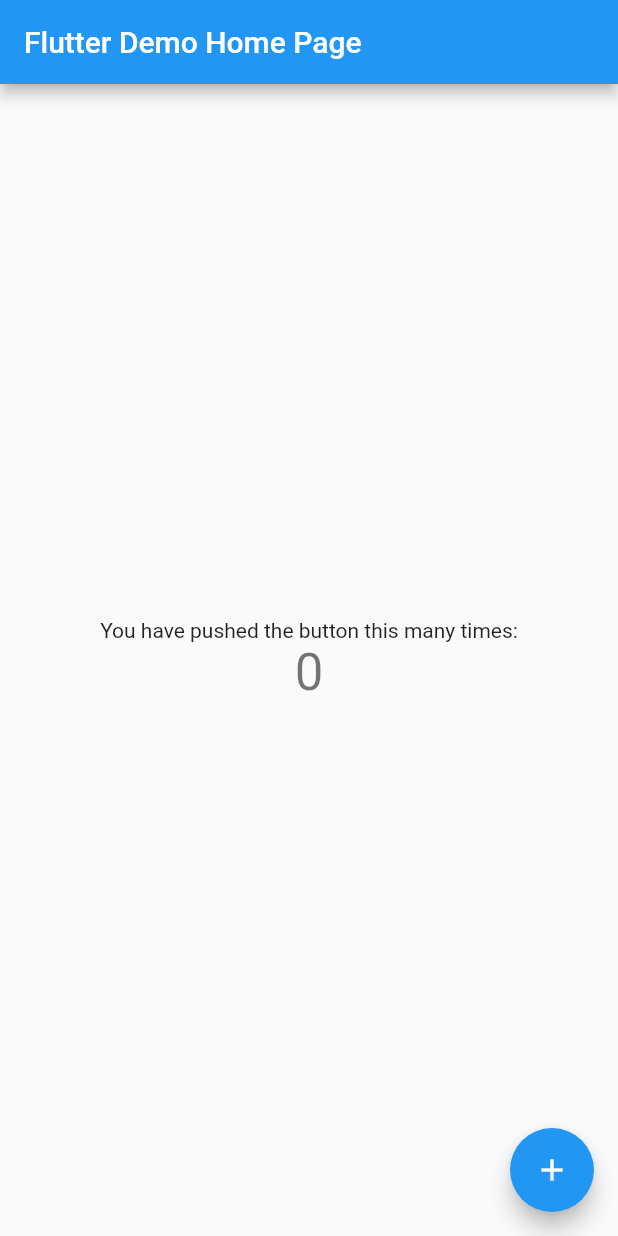
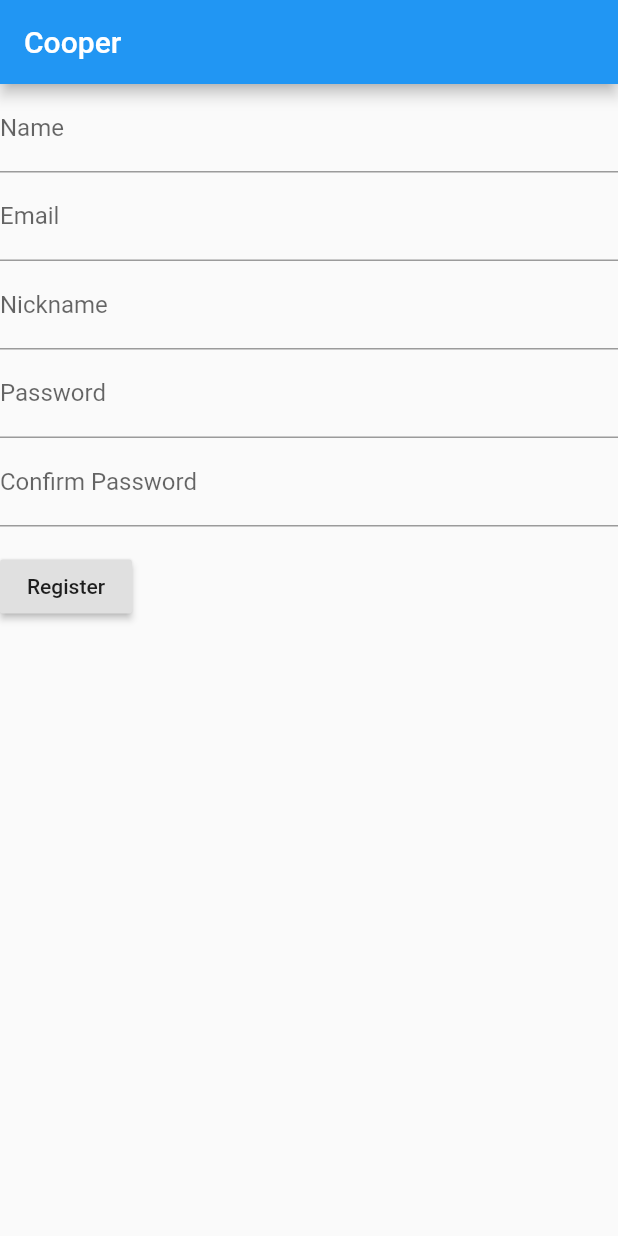
Before and after one commit to LindaKadz/cooper_flutter, a Flutter app: the screen it shows after launch, on a phone screen of 412 x 824 dp. Run offline on Flutter 3.47's test engine with Material 2 defaults, Android fonts, the phone set to English and light mode, and no system bars.

Commit message:
build sign up form and add validation

```diff
--- a/lib/main.dart
+++ b/lib/main.dart
@@ -1,4 +1,5 @@
 import 'package:flutter/material.dart';
+// import 'package:validate/validate.dart';
 
 void main() => runApp(MyApp());
 
@@ -6,106 +7,104 @@ class MyApp extends StatelessWidget {
   // This widget is the root of your application.
   @override
   Widget build(BuildContext context) {
+    final appTitle = 'Cooper';
+
     return MaterialApp(
-      title: 'Flutter Demo',
-      theme: ThemeData(
-        // This is the theme of your application.
-        //
-        // Try running your application with "flutter run". You'll see the
-        // application has a blue toolbar. Then, without quitting the app, try
-        // changing the primarySwatch below to Colors.green and then invoke
-        // "hot reload" (press "r" in the console where you ran "flutter run",
-        // or simply save your changes to "hot reload" in a Flutter IDE).
-        // Notice that the counter didn't reset back to zero; the application
-        // is not restarted.
-        primarySwatch: Colors.blue,
+      title: appTitle,
+      home: Scaffold(
+        appBar: AppBar(
+          title: Text(appTitle),
         ),
-      home: MyHomePage(title: 'Flutter Demo Home Page'),
+        body: RegistrationForm(),
+      ),
     );
   }
 }
 
-class MyHomePage extends StatefulWidget {
-  MyHomePage({Key key, this.title}) : super(key: key);
-
-  // This widget is the home page of your application. It is stateful, meaning
-  // that it has a State object (defined below) that contains fields that affect
-  // how it looks.
-
-  // This class is the configuration for the state. It holds the values (in this
-  // case the title) provided by the parent (in this case the App widget) and
-  // used by the build method of the State. Fields in a Widget subclass are
-  // always marked "final".
-
-  final String title;
-
+class RegistrationForm extends StatefulWidget {
   @override
-  _MyHomePageState createState() => _MyHomePageState();
+  RegistrationFormState createState() {
+    return RegistrationFormState();
+      }
     }
 
-class _MyHomePageState extends State<MyHomePage> {
-  int _counter = 0;
+class RegistrationFormState extends State <RegistrationForm> {
+  final _formKey = GlobalKey<FormState> ();
+  @override
 
-  void _incrementCounter() {
-    setState(() {
-      // This call to setState tells the Flutter framework that something has
-      // changed in this State, which causes it to rerun the build method below
-      // so that the display can reflect the updated values. If we changed
-      // _counter without calling setState(), then the build method would not be
-      // called again, and so nothing would appear to happen.
-      _counter++;
-    });
+  Widget build(BuildContext context) {
+    return Form(
+      key: _formKey,
+      child: Column(
+        crossAxisAlignment: CrossAxisAlignment.start,
+        children: <Widget>[
+          TextFormField(
+            decoration: InputDecoration(
+              labelText: 'Name'
+            ),
+            validator: (String value) {
+              if (value.isEmpty) {
+                return 'Please fill this section';
               }
-
-  @override
-  Widget build(BuildContext context) {
-    // This method is rerun every time setState is called, for instance as done
-    // by the _incrementCounter method above.
-    //
-    // The Flutter framework has been optimized to make rerunning build methods
-    // fast, so that you can just rebuild anything that needs updating rather
-    // than having to individually change instances of widgets.
-    return Scaffold(
-      appBar: AppBar(
-        // Here we take the value from the MyHomePage object that was created by
-        // the App.build method, and use it to set our appbar title.
-        title: Text(widget.title),
+            },
           ),
-      body: Center(
-        // Center is a layout widget. It takes a single child and positions it
-        // in the middle of the parent.
-        child: Column(
-          // Column is also layout widget. It takes a list of children and
-          // arranges them vertically. By default, it sizes itself to fit its
-          // children horizontally, and tries to be as tall as its parent.
-          //
-          // Invoke "debug painting" (press "p" in the console, choose the
-          // "Toggle Debug Paint" action from the Flutter Inspector in Android
-          // Studio, or the "Toggle Debug Paint" command in Visual Studio Code)
-          // to see the wireframe for each widget.
-          //
-          // Column has various properties to control how it sizes itself and
-          // how it positions its children. Here we use mainAxisAlignment to
-          // center the children vertically; the main axis here is the vertical
-          // axis because Columns are vertical (the cross axis would be
-          // horizontal).
-          mainAxisAlignment: MainAxisAlignment.center,
-          children: <Widget>[
-            Text(
-              'You have pushed the button this many times:',
+          TextFormField(
+            keyboardType: TextInputType.emailAddress,
+            decoration: InputDecoration(
+              labelText: 'Email'
             ),
-            Text(
-              '$_counter',
-              style: Theme.of(context).textTheme.display1,
+            validator: (String value) {
+              if (value.isEmpty) {
+                return 'Please fill this section';
+              }
+            },
+          ),
+          TextFormField(
+            decoration: InputDecoration(
+              labelText: 'Nickname'
+            ),
+            validator: (String value) {
+              if (value.isEmpty) {
+                return 'Please fill this section';
+              }
+            },
+          ),
+          TextFormField(
+            obscureText: true,
+            decoration: InputDecoration(
+              labelText: 'Password'
+            ),
+            validator: (String value) {
+              if (value.isEmpty) {
+                return 'Please fill this section';
+              }
+            },
+          ),
+          TextFormField(
+            obscureText: true,
+            decoration: InputDecoration(
+              labelText: 'Confirm Password'
+            ),
+            validator: (String value) {
+              if (value.isEmpty) {
+                return 'Please fill this section';
+              }
+            },
+          ),
+        Padding(
+            padding: const EdgeInsets.symmetric(vertical: 16.0),
+            child: RaisedButton(
+              onPressed: () {
+                if (_formKey.currentState.validate()) {
+                  Scaffold.of(context)
+                      .showSnackBar(SnackBar(content: Text('Creating Profile...')));
+                }
+              },
+              child: Text('Register'),
+            ),
           ),
         ],
       ),
-      ),
-      floatingActionButton: FloatingActionButton(
-        onPressed: _incrementCounter,
-        tooltip: 'Increment',
-        child: Icon(Icons.add),
-      ), // This trailing comma makes auto-formatting nicer for build methods.
     );
   }
 }
```
Lines whose indentation alone changed are shown as unchanged.
